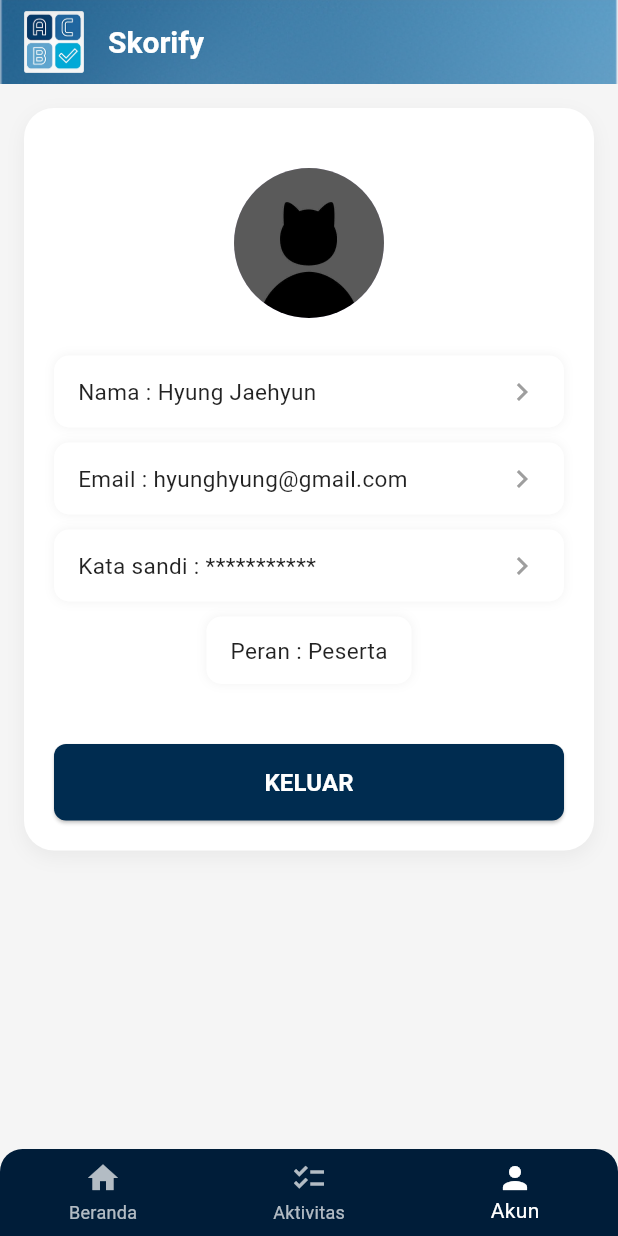
After one commit to skorify-app/android, a Flutter app: the SettingPage screen opened by its route, on a phone screen of 412 x 824 dp. The commit adds this screen. Run offline on Flutter 3.47's test engine with Material 3 defaults, Android fonts, the phone set to English and light mode, and no system bars; our stand-ins replace google_fonts; Roboto replaces fonts that are missing (Poppins).

Commit message:
halaman setting account

```diff
--- a/lib/main.dart
+++ b/lib/main.dart
@@ -3,6 +3,7 @@ import 'package:skorify/pages/homepages.dart';
 import 'pages/login_pages.dart';
 import 'pages/register_pages.dart';
 import 'package:skorify/background.dart';
+import 'pages/setting.dart';
 
 void main() {
   runApp(const MyApp());
@@ -28,7 +29,8 @@ class MyApp extends StatelessWidget {
       routes: {
         '/login': (context) => const LoginPage(),
         '/register': (context) => const RegisterPages(),
-        '/homepages': (context) => const HomePages()
+        '/homepages': (context) => const HomePages(),
+        '/setting': (context) => const SettingPage(),
       },
     );
   }
--- /dev/null
+++ b/lib/pages/setting.dart
@@ -0,0 +1,461 @@
+import 'package:flutter/material.dart';
+import 'package:skorify/background.dart';
+
+class SettingPage extends StatefulWidget {
+  const SettingPage({super.key});
+
+  @override
+  State<SettingPage> createState() => _SettingPageState();
+}
+
+class _SettingPageState extends State<SettingPage> {
+  int _selectedIndex = 2; // default di tab "Akun"
+
+  // ✅ Tambahkan variabel penyimpanan data pengguna
+  String userName = "Hyung Jaehyun";
+  String userEmail = "hyunghyung@gmail.com";
+  String userPassword = "***********";
+
+  void _onItemTapped(int index) {
+    setState(() {
+      _selectedIndex = index;
+    });
+
+    // Navigasi berdasarkan item
+    if (index == 0) {
+      Navigator.pushNamed(context, '/homepages');
+    } else if (index == 1) {
+      ScaffoldMessenger.of(context).showSnackBar(
+        SnackBar(
+          content: const Text("Fitur Aktivitas belum tersedia"),
+          behavior: SnackBarBehavior.floating,
+          shape: RoundedRectangleBorder(
+            borderRadius: BorderRadius.circular(12),
+          ),
+          margin: const EdgeInsets.all(16),
+        ),
+      );
+    }
+  }
+
+  @override
+  Widget build(BuildContext context) {
+    return Scaffold(
+      backgroundColor: Colors.grey.shade100,
+      appBar: AppBar(
+        leading: Padding(
+          padding: const EdgeInsets.only(left: 16.0),
+          child: Image.asset(
+            'assets/images/logo.png',
+          height: 20,
+          width: 20,
+          ),
+        ),
+
+          title: const Text(
+            "Skorify",
+            style: TextStyle(
+              color: Colors.white,
+              fontWeight: FontWeight.bold,
+              fontSize: 20,
+            ),
+          ),
+          elevation: 0,
+          backgroundColor: Colors.transparent,
+          flexibleSpace: Container(
+            decoration: const BoxDecoration( // <-- Perbaikan di sini
+              image: DecorationImage(
+                image: AssetImage("assets/images/home-background.png"), // Pastikan path ini benar
+                fit: BoxFit.fitWidth,
+                alignment: Alignment.topCenter,
+              ),
+            ),
+          ),
+      ),
+
+      body: SingleChildScrollView(
+        padding: const EdgeInsets.all(16),
+        child: Container(
+          decoration: BoxDecoration(
+            color: Colors.white,
+            borderRadius: BorderRadius.circular(20), // 🔹 radius main body
+            boxShadow: [
+              BoxShadow(
+                color: Colors.black.withOpacity(0.05),
+                blurRadius: 10,
+                offset: const Offset(0, 4),
+              ),
+            ],
+          ),
+          padding: const EdgeInsets.all(20),
+          child: Column(
+            children: [
+              const SizedBox(height: 20),
+              const CircleAvatar(
+                radius: 50,
+                // ✅ Catatan: Pastikan path gambar di sini benar dan gambarnya sesuai
+                backgroundImage: AssetImage('assets/images/avatar.jpeg'),
+              ),
+              const SizedBox(height: 25),
+
+              _buildInfoCard(
+                title: "Nama",
+                value: userName,
+                onTap: () => _showEditNameDialog(context),
+              ),
+              _buildInfoCard(
+                title: "Email",
+                value: userEmail,
+                onTap: () => _showEditEmailDialog(context),
+              ),
+              _buildInfoCard(
+                title: "Kata sandi",
+                value: userPassword,
+                onTap: () => _showEditPasswordDialog(context),
+              ),
+              _buildStaticCard(
+                title: "Peran",
+                value: "Peserta",
+              ),
+
+              const SizedBox(height: 30),
+
+              SizedBox(
+                width: double.infinity,
+                child: ElevatedButton(
+                  onPressed: () {
+                    Navigator.pushReplacementNamed(context, '/login');
+                  },
+                  style: ElevatedButton.styleFrom(
+                    backgroundColor: const Color(0xFF002C50),
+                    padding: const EdgeInsets.symmetric(vertical: 14),
+                    shape: RoundedRectangleBorder(
+                      borderRadius: BorderRadius.circular(8),
+                    ),
+                  ),
+                  child: const Text(
+                    "KELUAR",
+                    style: TextStyle(
+                      color: Colors.white,
+                      fontSize: 16,
+                      fontWeight: FontWeight.bold,
+                    ),
+                  ),
+                ),
+              ),
+            ],
+          ),
+        ),
+      ),
+
+      // ✅ Bottom Navigation Bar dengan radius
+      bottomNavigationBar: ClipRRect(
+        borderRadius: const BorderRadius.only(
+          topLeft: Radius.circular(15),
+          topRight: Radius.circular(15),
+        ),
+        child: BottomNavigationBar(
+          backgroundColor: const Color(0xFF001D39),
+          items: const [
+            BottomNavigationBarItem(
+              icon: Icon(Icons.home),
+              label: "Beranda",
+            ),
+            BottomNavigationBarItem(
+              icon: Icon(Icons.checklist),
+              label: "Aktivitas",
+            ),
+            BottomNavigationBarItem(
+              icon: Icon(Icons.person),
+              label: "Akun",
+            ),
+          ],
+          currentIndex: _selectedIndex,
+          selectedItemColor: Colors.white,
+          unselectedItemColor: Colors.white70,
+          onTap: _onItemTapped,
+        ),
+      ),
+    );
+  }
+
+  // ==============================
+  // 🟦 Dialog ubah data pengguna
+  // ==============================
+
+  void _showEditNameDialog(BuildContext context) {
+    TextEditingController nameController =
+        TextEditingController(text: userName);
+
+    showDialog(
+      context: context,
+      builder: (context) => AlertDialog(
+        shape: RoundedRectangleBorder(borderRadius: BorderRadius.circular(15)),
+        title: const Text("Ubah Nama"),
+        content: TextField(
+          controller: nameController,
+          decoration: const InputDecoration(border: OutlineInputBorder()),
+        ),
+        actions: [
+          Center(
+            child: ElevatedButton(
+              style: ElevatedButton.styleFrom(
+                backgroundColor: const Color(0xFF001D39),
+                shape: RoundedRectangleBorder(
+                  borderRadius: BorderRadius.circular(10), // 🔹 radius 10
+                ),
+                padding:
+                    const EdgeInsets.symmetric(horizontal: 40, vertical: 12),
+              ),
+              onPressed: () {
+                setState(() {
+                  userName = nameController.text;
+                });
+                Navigator.pop(context);
+                ScaffoldMessenger.of(context).showSnackBar(
+                  SnackBar(
+                    content: const Text("Nama berhasil diperbarui!"),
+                    behavior: SnackBarBehavior.floating,
+                    shape: RoundedRectangleBorder(
+                      borderRadius: BorderRadius.circular(12),
+                    ),
+                    margin: const EdgeInsets.all(16),
+                  ),
+                );
+              },
+              child: const Text(
+                "SIMPAN",
+                style: TextStyle(
+                  color: Colors.white,
+                  fontSize: 16,
+                  fontWeight: FontWeight.bold,
+                ),
+              ),
+            ),
+          ),
+        ],
+      ),
+    );
+  }
+
+  void _showEditEmailDialog(BuildContext context) {
+    TextEditingController emailController =
+        TextEditingController(text: userEmail);
+
+    showDialog(
+      context: context,
+      builder: (context) => AlertDialog(
+        shape: RoundedRectangleBorder(borderRadius: BorderRadius.circular(15)),
+        title: const Text("Ubah Email"),
+        content: TextField(
+          controller: emailController,
+          keyboardType: TextInputType.emailAddress, // ✅ agar format email
+          decoration: const InputDecoration(
+            border: OutlineInputBorder(),
+            hintText: "Masukkan email (contoh: user@gmail.com)",
+          ),
+        ),
+        actions: [
+          Center(
+            child: ElevatedButton(
+              style: ElevatedButton.styleFrom(
+                backgroundColor: const Color(0xFF001D39),
+                shape: RoundedRectangleBorder(
+                  borderRadius: BorderRadius.circular(10), // 🔹 radius 10
+                ),
+                padding:
+                    const EdgeInsets.symmetric(horizontal: 40, vertical: 12),
+              ),
+              onPressed: () {
+                setState(() {
+                  userEmail = emailController.text;
+                });
+                Navigator.pop(context);
+                ScaffoldMessenger.of(context).showSnackBar(
+                  SnackBar(
+                    content: const Text("Email berhasil diperbarui!"),
+                    behavior: SnackBarBehavior.floating,
+                    shape: RoundedRectangleBorder(
+                      borderRadius: BorderRadius.circular(12),
+                    ),
+                    margin: const EdgeInsets.all(16),
+                  ),
+                );
+              },
+              child: const Text(
+                "SIMPAN",
+                style: TextStyle(
+                  color: Colors.white,
+                  fontSize: 16,
+                  fontWeight: FontWeight.bold,
+                ),
+              ),
+            ),
+          ),
+        ],
+      ),
+    );
+  }
+
+  void _showEditPasswordDialog(BuildContext context) {
+    TextEditingController currentPassController = TextEditingController();
+    TextEditingController newPassController = TextEditingController();
+    bool obscureCurrent = true;
+    bool obscureNew = true;
+
+    showDialog(
+      context: context,
+      builder: (context) {
+        return StatefulBuilder(
+          builder: (context, setStateDialog) {
+            return AlertDialog(
+              shape: RoundedRectangleBorder(
+                  borderRadius: BorderRadius.circular(15)),
+              title: const Text("Ubah Kata Sandi"),
+              content: Column(
+                mainAxisSize: MainAxisSize.min,
+                children: [
+                  TextField(
+                    controller: currentPassController,
+                    obscureText: obscureCurrent,
+                    decoration: InputDecoration(
+                      labelText: "Masukkan kata sandi saat ini",
+                      border: const OutlineInputBorder(),
+                      suffixIcon: IconButton(
+                        icon: Icon(
+                          obscureCurrent
+                              ? Icons.visibility_off
+                              : Icons.visibility,
+                        ),
+                        onPressed: () {
+                          setStateDialog(() {
+                            obscureCurrent = !obscureCurrent;
+                          });
+                        },
+                      ),
+                    ),
+                  ),
+                  const SizedBox(height: 12),
+                  TextField(
+                    controller: newPassController,
+                    obscureText: obscureNew,
+                    decoration: InputDecoration(
+                      labelText: "Masukkan kata sandi baru",
+                      border: const OutlineInputBorder(),
+                      suffixIcon: IconButton(
+                        icon: Icon(
+                          obscureNew
+                              ? Icons.visibility_off
+                              : Icons.visibility,
+                        ),
+                        onPressed: () {
+                          setStateDialog(() {
+                            obscureNew = !obscureNew;
+                          });
+                        },
+                      ),
+                    ),
+                  ),
+                ],
+              ),
+              actions: [
+                Center(
+                  child: ElevatedButton(
+                    style: ElevatedButton.styleFrom(
+                      backgroundColor: const Color(0xFF001D39),
+                      shape: RoundedRectangleBorder(
+                        borderRadius: BorderRadius.circular(10),
+                      ),
+                      padding: const EdgeInsets.symmetric(
+                          horizontal: 40, vertical: 12),
+                    ),
+                    onPressed: () {
+                      setState(() {
+                        userPassword = newPassController.text;
+                      });
+                      Navigator.pop(context);
+                      ScaffoldMessenger.of(context).showSnackBar(
+                        SnackBar(
+                          content:
+                              const Text("Kata sandi berhasil diperbarui!"),
+                          behavior: SnackBarBehavior.floating,
+                          shape: RoundedRectangleBorder(
+                            borderRadius: BorderRadius.circular(12),
+                          ),
+                          margin: const EdgeInsets.all(16),
+                        ),
+                      );
+                    },
+                    child: const Text(
+                      "SIMPAN",
+                      style: TextStyle(
+                        color: Colors.white,
+                        fontSize: 16,
+                        fontWeight: FontWeight.bold,
+                      ),
+                    ),
+                  ),
+                ),
+              ],
+            );
+          },
+        );
+      },
+    );
+  }
+
+  // ==============================
+  // 🟩 Kartu info
+  // ==============================
+
+  Widget _buildInfoCard({
+    required String title,
+    required String value,
+    required VoidCallback onTap,
+  }) {
+    return GestureDetector(
+      onTap: onTap,
+      child: Container(
+        margin: const EdgeInsets.only(bottom: 10),
+        padding: const EdgeInsets.symmetric(horizontal: 16, vertical: 12),
+        decoration: BoxDecoration(
+          color: Colors.white,
+          borderRadius: BorderRadius.circular(10),
+          boxShadow: [
+            BoxShadow(color: Colors.black.withOpacity(0.05), blurRadius: 5)
+          ],
+        ),
+        child: Row(
+          mainAxisAlignment: MainAxisAlignment.spaceBetween,
+          children: [
+            Expanded(
+              child: Text(
+                "$title : $value",
+                style: const TextStyle(fontSize: 15, color: Colors.black87),
+              ),
+            ),
+            const Icon(Icons.chevron_right, color: Colors.grey),
+          ],
+        ),
+      ),
+    );
+  }
+
+  Widget _buildStaticCard({required String title, required String value}) {
+    return Container(
+      margin: const EdgeInsets.only(bottom: 10),
+      padding: const EdgeInsets.symmetric(horizontal: 16, vertical: 12),
+      decoration: BoxDecoration(
+        color: Colors.white,
+        borderRadius: BorderRadius.circular(10),
+        boxShadow: [
+          BoxShadow(color: Colors.black.withOpacity(0.05), blurRadius: 5)
+        ],
+      ),
+      child: Text(
+        "$title : $value",
+        style: const TextStyle(fontSize: 15, color: Colors.black87),
+      ),
+    );
+  }
+}
--- a/pubspec.yaml
+++ b/pubspec.yaml
@@ -62,6 +62,7 @@ flutter:
   assets:
     - assets/images/home-background.png
     - assets/images/logo.png
+    - assets/images/avatar.jpeg
 
   # An image asset can refer to one or more resolution-specific "variants", see
   # https://flutter.dev/to/resolution-aware-images
```
Also changed, not shown: lib/pages/homepages.dart (+21 -8 lines), assets/images/avatar.jpeg (added), 8 other files.
